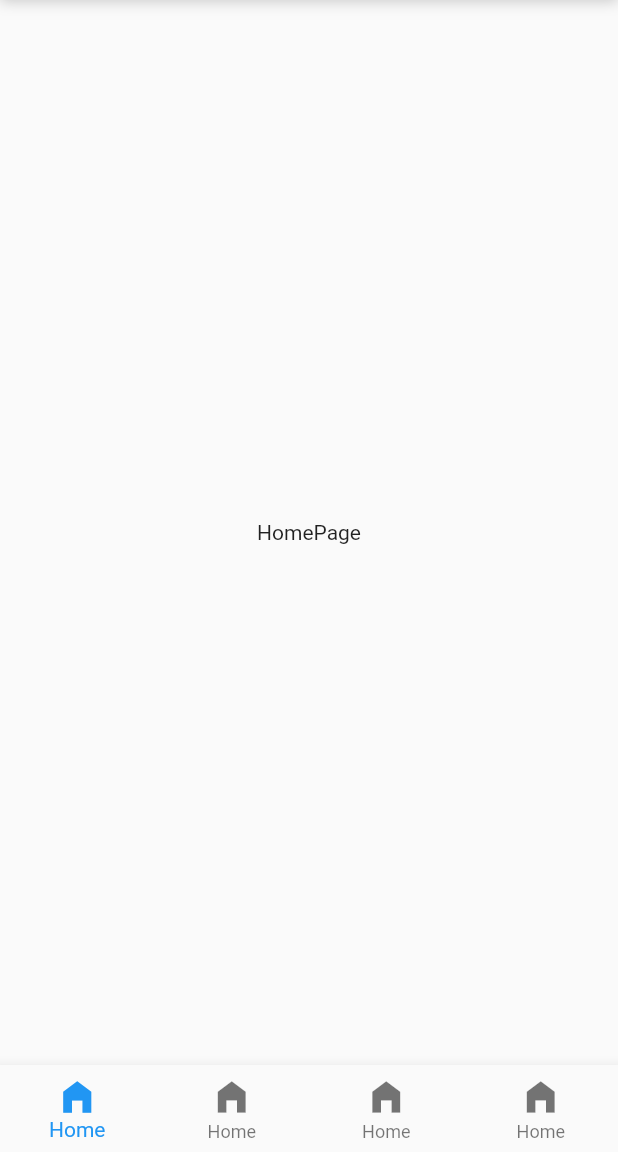
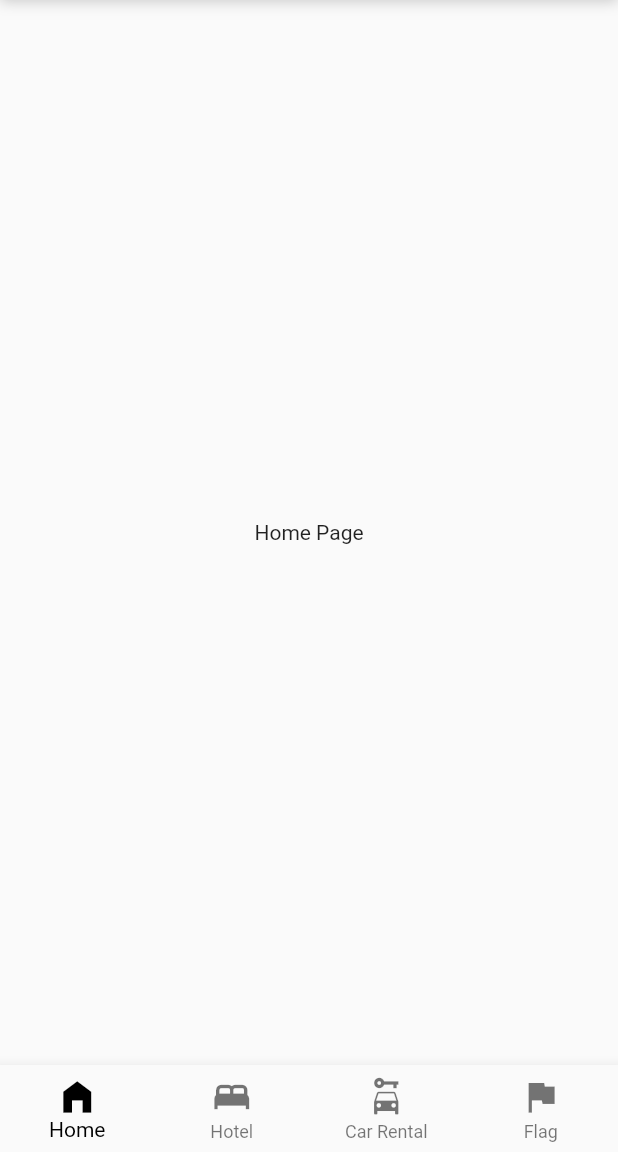
Before and after one commit to Estifanos-Neway/gofere, a Flutter app: the screen it shows after launch, on a phone screen of 412 x 824 dp, the part 84-1236 px from its top. Run offline on Flutter 3.47's test engine with Material 2 defaults, Android fonts, the light colour scheme and no system bars; Roboto replaces fonts that are missing (Nunito).

Commit message:
my commit

```diff
--- a/lib/main.dart
+++ b/lib/main.dart
@@ -1,7 +1,13 @@
 import 'package:flutter/material.dart';
+import 'package:flutter/services.dart';
 import 'package:gofere_travels/pages/splashscreen.dart';
 
 void main() {
+  WidgetsFlutterBinding.ensureInitialized();
+  SystemChrome.setPreferredOrientations([
+    DeviceOrientation.portraitDown,
+    DeviceOrientation.portraitUp,
+  ]);
   runApp(const MyApp());
 }
 
--- /dev/null
+++ b/lib/pages/homepage.dart
@@ -0,0 +1,19 @@
+import 'package:flutter/material.dart';
+
+class HomePage extends StatefulWidget {
+  const HomePage({Key? key}) : super(key: key);
+
+  @override
+  State<HomePage> createState() => _HomePageState();
+}
+
+class _HomePageState extends State<HomePage> {
+  @override
+  Widget build(BuildContext context) {
+    return Scaffold(
+      body: Center(
+        child: Text("Home Page"),
+      ),
+    );
+  }
+}
--- a/lib/pages/homescreen.dart
+++ b/lib/pages/indexpage.dart
@@ -1,14 +1,27 @@
 import 'package:flutter/material.dart';
 import 'package:gofere_travels/constants/strings.dart';
+import 'package:gofere_travels/pages/carrentalpage.dart';
+import 'package:gofere_travels/pages/flagpage.dart';
+import 'package:gofere_travels/pages/homepage.dart';
+import 'package:gofere_travels/pages/hotelpage.dart';
 
-class HomePage extends StatefulWidget {
-  const HomePage({Key? key}) : super(key: key);
+class IndexPage extends StatefulWidget {
+  const IndexPage({Key? key}) : super(key: key);
 
   @override
-  State<HomePage> createState() => _HomePageState();
+  State<IndexPage> createState() => _IndexPageState();
 }
 
-class _HomePageState extends State<HomePage> {
+class _IndexPageState extends State<IndexPage> {
+
+  int index = 0;
+  final screens = [
+    HomePage(),
+    HotelPage(),
+    CarRentalPage(),
+    FlagPage()
+  ];
+
   @override
   Widget build(BuildContext context) {
     return Scaffold(
@@ -64,28 +77,29 @@ class _HomePageState extends State<HomePage> {
           ),
         ),
       ),
-      body: Center(
-        child: Text("HomePage"),
-      ),
+      body: screens[index],
       bottomNavigationBar: BottomNavigationBar(
         type: BottomNavigationBarType.fixed,
+        currentIndex: index,
+        selectedItemColor: Colors.black,
         iconSize: 28,
+        onTap: (index) => setState(() => this.index = index),
         items: [
           BottomNavigationBarItem(
             icon: Icon(Icons.home_filled),
             label: "Home",
           ),
           BottomNavigationBarItem(
-            icon: Icon(Icons.home_filled),
-            label: "Home",
+            icon: Icon(Icons.bed),
+            label: "Hotel",
           ),
           BottomNavigationBarItem(
-            icon: Icon(Icons.home_filled),
-            label: "Home",
+            icon: Icon(Icons.car_rental),
+            label: "Car Rental",
           ),
           BottomNavigationBarItem(
-            icon: Icon(Icons.home_filled),
-            label: "Home",
+            icon: Icon(Icons.flag),
+            label: "Flag",
           ),
         ],
       ),
--- a/lib/pages/splashscreen.dart
+++ b/lib/pages/splashscreen.dart
@@ -1,7 +1,7 @@
 import 'dart:async';
 
 import 'package:flutter/material.dart';
-import 'package:gofere_travels/pages/homescreen.dart';
+import 'package:gofere_travels/pages/indexpage.dart';
 
 class SplashScreen extends StatefulWidget {
   @override
@@ -14,7 +14,7 @@ class _SplashScreenState extends State<SplashScreen> {
     super.initState();
       Timer(
         Duration(seconds: 2),
-            () => Navigator.pushReplacement(context, MaterialPageRoute(builder: (context) =>  HomePage())),);
+            () => Navigator.pushReplacement(context, MaterialPageRoute(builder: (context) =>  IndexPage())),);
   }
 
   @override
```
Also changed, not shown: lib/pages/carrentalpage.dart (added, +19 -0 lines), lib/pages/flagpage.dart (added, +19 -0 lines), lib/pages/hotelpage.dart (added, +19 -0 lines).
